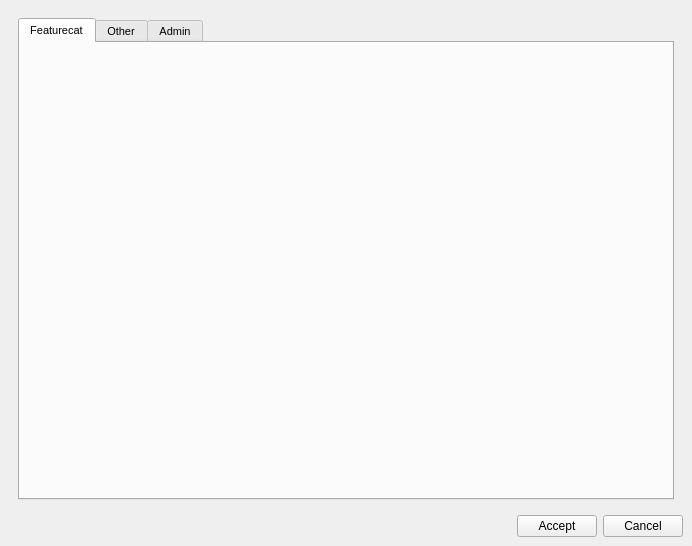
Old version of the form ui/api_config.ui in the repository Giswater/giswater_qgis_plugin.
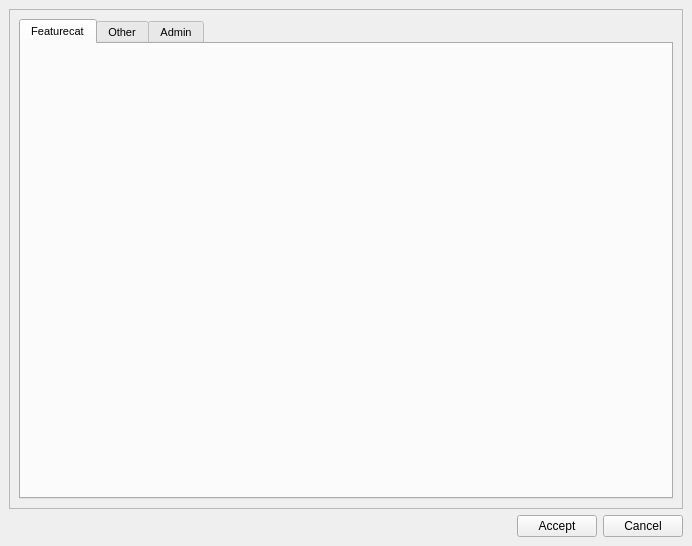
New version of the form.

Commit message: Enhancement: Put scroll widget into api_config form

Diff of the .ui file:
```diff
--- a/ui/api_config.ui
+++ b/ui/api_config.ui
@@ -47,8 +47,20 @@
      </layout>
     </item>
     <item row="0" column="0">
-     <widget class="QWidget" name="widget" native="true">
-      <layout class="QGridLayout" name="gridLayout_2">
+     <widget class="QScrollArea" name="scrollArea">
+      <property name="widgetResizable">
+       <bool>true</bool>
+      </property>
+      <widget class="QWidget" name="scrollAreaWidgetContents">
+       <property name="geometry">
+        <rect>
+         <x>0</x>
+         <y>0</y>
+         <width>672</width>
+         <height>495</height>
+        </rect>
+       </property>
+       <layout class="QGridLayout" name="gridLayout_3">
        <item row="0" column="0">
         <widget class="QTabWidget" name="tab_main">
          <property name="enabled">
@@ -118,6 +130,7 @@
         </widget>
        </item>
       </layout>
+      </widget>
      </widget>
     </item>
    </layout>
```
Lines whose indentation alone changed are shown as unchanged.
